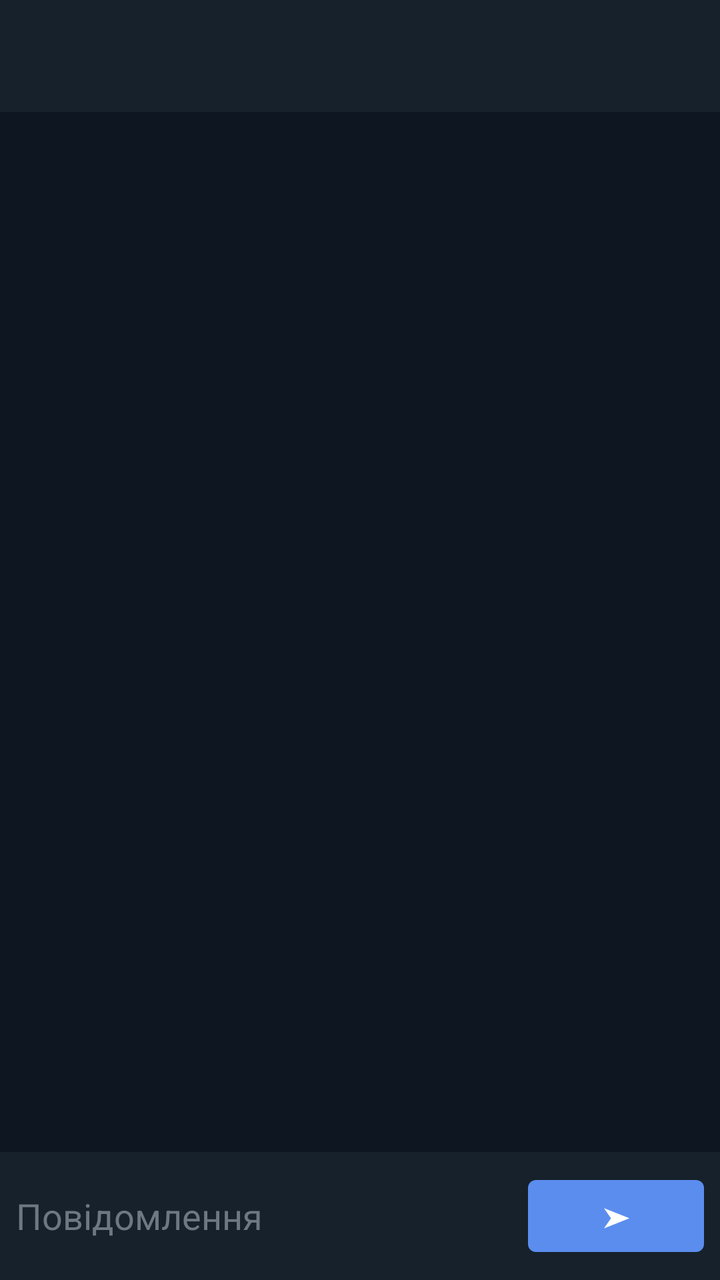
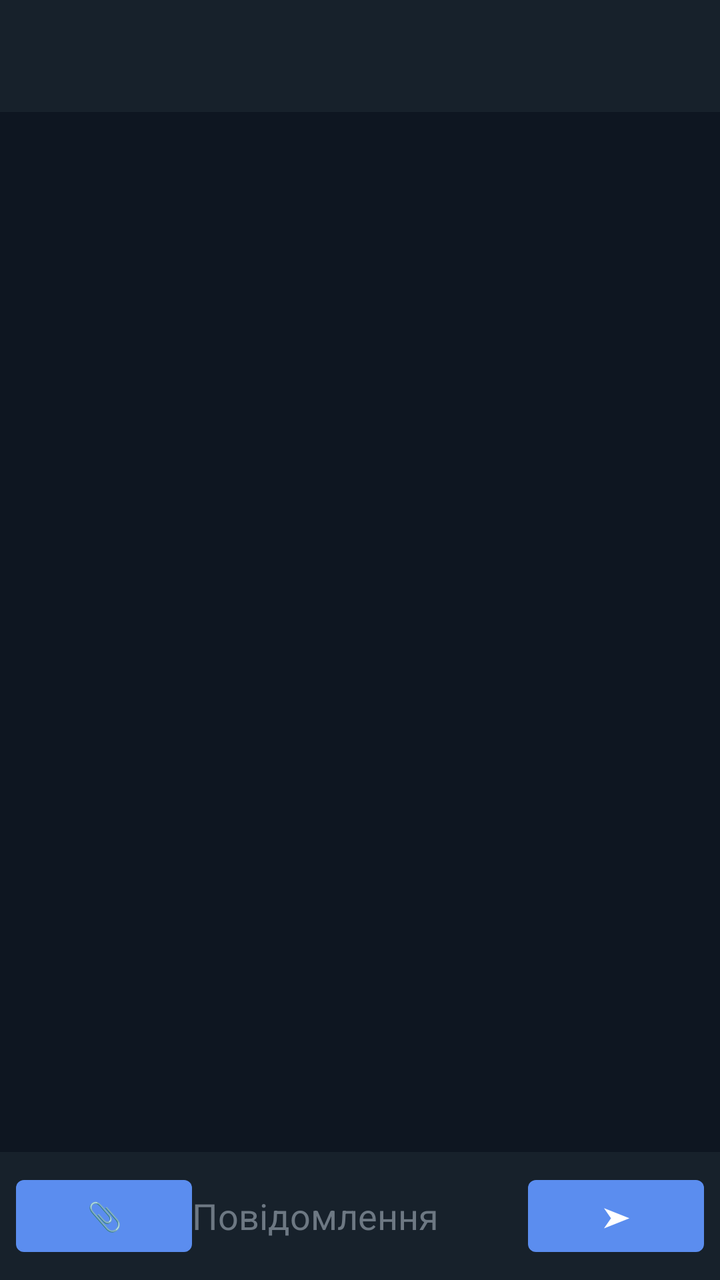

Compare the two renders of this Android layout. The source of the first and the diff that turns it into the second are given below.
<!-- AndroidManifest.xml: application theme Theme.Lgram -->
<!-- res/layout/activity_chat.xml -->
<?xml version="1.0" encoding="utf-8"?>
<LinearLayout xmlns:android="http://schemas.android.com/apk/res/android"
    xmlns:app="http://schemas.android.com/apk/res-auto"
    android:layout_width="match_parent"
    android:layout_height="match_parent"
    android:orientation="vertical"
    android:background="#0E1621">

    <androidx.appcompat.widget.Toolbar
        android:id="@+id/toolbar"
        android:layout_width="match_parent"
        android:layout_height="?attr/actionBarSize"
        android:background="#17212B"
        app:titleTextColor="#FFFFFF" />

    <androidx.recyclerview.widget.RecyclerView
        android:id="@+id/rvMessages"
        android:layout_width="match_parent"
        android:layout_height="0dp"
        android:layout_weight="1"
        android:paddingHorizontal="8dp"
        android:clipToPadding="false" />

    <LinearLayout
        android:layout_width="match_parent"
        android:layout_height="wrap_content"
        android:orientation="horizontal"
        android:padding="8dp"
        android:background="#17212B"
        android:gravity="center_vertical">

        <EditText
            android:id="@+id/etMessage"
            android:layout_width="0dp"
            android:layout_height="wrap_content"
            android:layout_weight="1"
            android:hint="Повідомлення"
            android:textColor="#FFFFFF"
            android:textColorHint="#6D7883"
            android:maxLines="4"
            android:background="@android:color/transparent" />

        <Button
            android:id="@+id/btnSend"
            android:layout_width="wrap_content"
            android:layout_height="wrap_content"
            android:text="➤" />
    </LinearLayout>

</LinearLayout>
<!-- resources referenced by this layout -->
<resources>
  <style name="Theme.Lgram" parent="Theme.MaterialComponents.DayNight.NoActionBar">
          <item name="colorPrimary">#5B8DEF</item>
          <item name="colorPrimaryDark">#17212B</item>
          <item name="colorAccent">#5B8DEF</item>
          <item name="android:windowBackground">#0E1621</item>
      </style>
</resources>

<!-- the commit's change to res/layout/activity_chat.xml (unified diff, before → after) -->
@@ -29,6 +29,12 @@
         android:background="#17212B"
         android:gravity="center_vertical">
 
+        <Button
+            android:id="@+id/btnAttach"
+            android:layout_width="wrap_content"
+            android:layout_height="wrap_content"
+            android:text="📎" />
+
         <EditText
             android:id="@+id/etMessage"
             android:layout_width="0dp"
